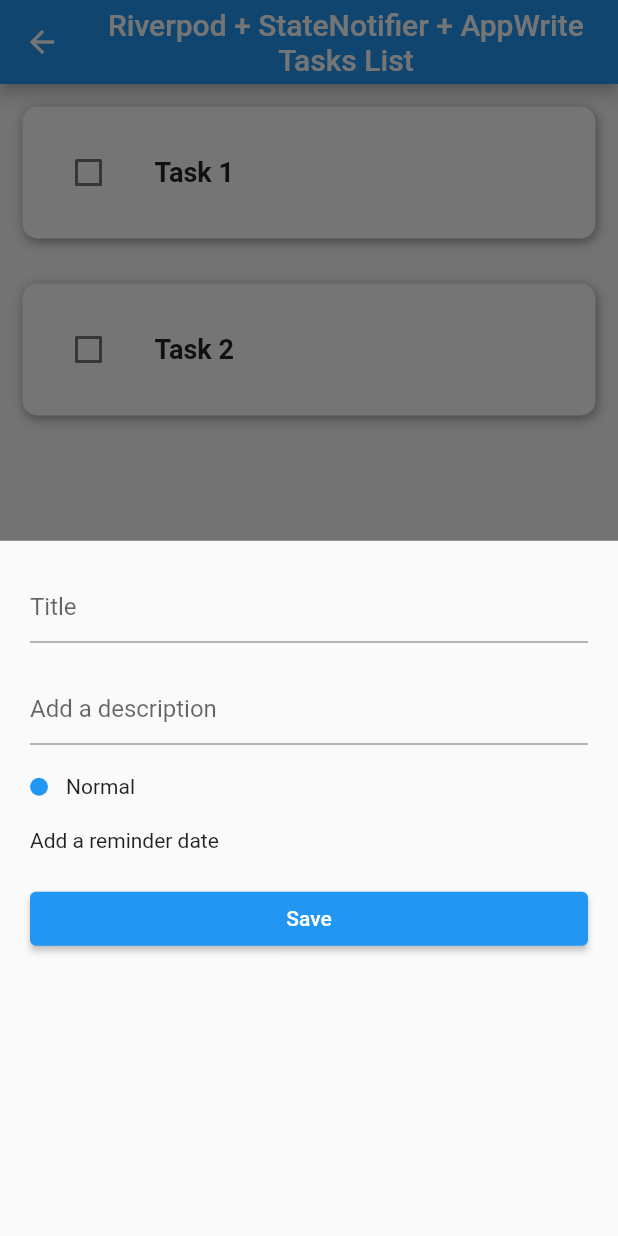
After one commit to jon-mly/flutter_appwrite_demo, a Flutter app: the TaskListPage screen opened directly, after a tap on the "add" icon, on a phone screen of 412 x 824 dp. The commit adds this screen. Run offline on Flutter 3.47's test engine with Material 2 defaults, Android fonts, the phone set to English and light mode, and no system bars; our stand-ins replace copy_with_extension, flutter_riverpod.

Commit message:
further Riverpod implementation with basic bottom sheet layout, creating endpoints for AppWrite implem

```diff
--- a/app/lib/app/auth/auth_page.dart
+++ b/app/lib/app/auth/auth_page.dart
@@ -1,4 +1,4 @@
-import 'package:appwrite_demo/app/auth/auth_state.dart';
+import 'package:appwrite_demo/app/auth/data/auth_state.dart';
 import 'package:appwrite_demo/app/auth/providers/auth_providers.dart';
 import 'package:appwrite_demo/app/tasks/tasks_list_page.dart';
 import 'package:flutter/material.dart';
--- a/app/lib/app/auth/notifier/auth_notifier.dart
+++ b/app/lib/app/auth/notifier/auth_notifier.dart
@@ -1,4 +1,4 @@
-import 'package:appwrite_demo/app/auth/auth_state.dart';
+import 'package:appwrite_demo/app/auth/data/auth_state.dart';
 import 'package:appwrite_demo/services/auth/auth_service.dart';
 import 'package:flutter_riverpod/flutter_riverpod.dart';
 
--- a/app/lib/app/auth/providers/auth_providers.dart
+++ b/app/lib/app/auth/providers/auth_providers.dart
@@ -1,4 +1,4 @@
-import 'package:appwrite_demo/app/auth/auth_state.dart';
+import 'package:appwrite_demo/app/auth/data/auth_state.dart';
 import 'package:appwrite_demo/app/auth/notifier/auth_notifier.dart';
 import 'package:appwrite_demo/services/auth/auth_service.dart';
 import 'package:flutter_riverpod/flutter_riverpod.dart';
--- /dev/null
+++ b/app/lib/app/tasks/data/task_editing_state.dart
@@ -0,0 +1,18 @@
+import 'package:appwrite_demo/models/classes/task.dart';
+import 'package:copy_with_extension/copy_with_extension.dart';
+
+part 'task_editing_state.g.dart';
+
+@CopyWith()
+class TaskEditingState {
+  Task task;
+  TaskEditingStatus status;
+
+  TaskEditingState(
+      {required this.task, this.status = TaskEditingStatus.initial});
+
+  factory TaskEditingState.edit(Task task) => TaskEditingState(task: task);
+  factory TaskEditingState.create() => TaskEditingState(task: Task.empty());
+}
+
+enum TaskEditingStatus { initial, loading, success }
--- /dev/null
+++ b/app/lib/app/tasks/data/tasks_list_state.dart
@@ -0,0 +1,17 @@
+import 'package:appwrite_demo/models/classes/task.dart';
+import 'package:copy_with_extension/copy_with_extension.dart';
+
+part 'tasks_list_state.g.dart';
+
+@CopyWith()
+class TaskListState {
+  final List<Task> tasks;
+  final TaskListStatus status;
+
+  TaskListState({required this.tasks, required this.status});
+
+  factory TaskListState.initial() =>
+      TaskListState(tasks: [], status: TaskListStatus.initial);
+}
+
+enum TaskListStatus { initial, loading, loaded, failed }
--- /dev/null
+++ b/app/lib/app/tasks/notifier/task_editing_notifier.dart
@@ -0,0 +1,37 @@
+import 'package:appwrite_demo/app/tasks/data/task_editing_state.dart';
+import 'package:appwrite_demo/models/classes/task.dart';
+import 'package:appwrite_demo/models/enums/task_priority.dart';
+import 'package:appwrite_demo/services/tasks/tasks_service.dart';
+import 'package:flutter_riverpod/flutter_riverpod.dart';
+
+class TaskEditingNotifier extends StateNotifier<TaskEditingState> {
+  TaskEditingNotifier({required ITasksService service, Task? initialTask})
+      : _service = service,
+        super((initialTask != null)
+            ? TaskEditingState.edit(initialTask)
+            : TaskEditingState.create());
+
+  final ITasksService _service;
+
+  //
+  // User Actions
+  //
+
+  void registerSelectedPriority(TaskPriority priority) {}
+
+  void registerSelectedReminderDate(DateTime date) {}
+
+  //
+  // Service Actions
+  //
+
+  Future<void> saveTask() async {
+    state = state.copyWith(status: TaskEditingStatus.loading);
+
+    await Future.delayed(const Duration(seconds: 2)).then((value) {
+      state = state.copyWith(status: TaskEditingStatus.success);
+    });
+
+    // TODO: if doc exists, edit, else save
+  }
+}
--- a/app/lib/app/tasks/notifier/task_list_notifier.dart
+++ b/app/lib/app/tasks/notifier/task_list_notifier.dart
@@ -1,4 +1,4 @@
-import 'package:appwrite_demo/app/tasks/tasks_list_state.dart';
+import 'package:appwrite_demo/app/tasks/data/tasks_list_state.dart';
 import 'package:appwrite_demo/models/classes/task.dart';
 import 'package:appwrite_demo/services/tasks/tasks_service.dart';
 import 'package:flutter_riverpod/flutter_riverpod.dart';
@@ -18,20 +18,22 @@ class TaskListNotifier extends StateNotifier<TaskListState> {
     // Internal update
     List<Task> tasks = state.tasks;
     tasks.firstWhere((task) => task.id == id).done = selected;
-    state = TaskListState(tasks: tasks, isLoading: false);
+    state = state.copyWith(tasks: tasks);
 
-    // Implement
+    // Implement AppWrite
   }
 
+  Future<void> deleteTask(Task task) async {}
+
   Future<void> getTasks() async {
-    state = TaskListState(tasks: state.tasks, isLoading: true);
+    state = state.copyWith(status: TaskListStatus.loading);
 
     try {
       await _service.getTasks().then((List<Task> tasks) {
-        state = TaskListState(tasks: tasks, isLoading: false);
+        state = state.copyWith(tasks: tasks, status: TaskListStatus.loaded);
       });
     } catch (e) {
-      state = TaskListState(tasks: state.tasks, isLoading: false);
+      state = state.copyWith(status: TaskListStatus.failed);
       // Error handling to set up
     }
   }
--- a/app/lib/app/tasks/providers/task_list_providers.dart
+++ b/app/lib/app/tasks/providers/task_list_providers.dart
@@ -1,13 +1,29 @@
+import 'package:appwrite_demo/app/tasks/data/task_editing_state.dart';
+import 'package:appwrite_demo/app/tasks/data/tasks_list_state.dart';
+import 'package:appwrite_demo/app/tasks/notifier/task_editing_notifier.dart';
 import 'package:appwrite_demo/app/tasks/notifier/task_list_notifier.dart';
-import 'package:appwrite_demo/app/tasks/tasks_list_state.dart';
+import 'package:appwrite_demo/models/classes/task.dart';
 import 'package:appwrite_demo/services/tasks/tasks_service.dart';
 import 'package:flutter_riverpod/flutter_riverpod.dart';
 
-// StateNotifier
-final tasksListProvider =
+// Service
+
+final _tasksServiceProvider =
+    Provider.autoDispose<ITasksService>((ref) => TasksService());
+
+// Task List Page
+
+final tasksListStateProvider =
     StateNotifierProvider.autoDispose<TaskListNotifier, TaskListState>(
         (ref) => TaskListNotifier(service: ref.watch(_tasksServiceProvider)));
 
-// Service Provider
-final _tasksServiceProvider =
-    Provider.autoDispose<ITasksService>((ref) => TasksService());
+final tasksListProvider = Provider.autoDispose<List<Task>>(
+    (ref) => ref.watch(tasksListStateProvider).tasks);
+
+// Task Editing Page
+
+final taskEditingProviderFamily = StateNotifierProvider.autoDispose
+    .family<TaskEditingNotifier, TaskEditingState, Task?>((ref, editedTask) =>
+        TaskEditingNotifier(
+            initialTask: editedTask,
+            service: ref.watch(_tasksServiceProvider)));
--- a/app/lib/app/tasks/tasks_list_page.dart
+++ b/app/lib/app/tasks/tasks_list_page.dart
@@ -1,5 +1,6 @@
+import 'package:appwrite_demo/app/tasks/data/tasks_list_state.dart';
 import 'package:appwrite_demo/app/tasks/providers/task_list_providers.dart';
-import 'package:appwrite_demo/app/tasks/tasks_list_state.dart';
+import 'package:appwrite_demo/app/tasks/widget/task_edit_bottom_sheet.dart';
 import 'package:appwrite_demo/app/tasks/widget/task_tile.dart';
 import 'package:appwrite_demo/models/classes/task.dart';
 import 'package:flutter/material.dart';
@@ -13,20 +14,47 @@ class TaskListPage extends ConsumerStatefulWidget {
 }
 
 class _TaskListPageState extends ConsumerState<TaskListPage> {
+  //
+  // ########## Lifecycle
+  //
+
   @override
   void initState() {
     super.initState();
 
-    ref.read(tasksListProvider.notifier).getTasks();
+    ref.read(tasksListStateProvider.notifier).getTasks();
+  }
+
+  //
+  // ########## Navigation
+  //
+
+  void _presentAddTaskPopup() {
+    showModalBottomSheet(
+        context: context,
+        builder: (context) {
+          return const TaskEditBottomSheet();
+        });
+  }
+
+  void _presentEditTaskPopup(Task task) {
+    showModalBottomSheet(
+        context: context,
+        builder: (context) {
+          return TaskEditBottomSheet(editedTask: task);
+        });
   }
 
   //
   // ########## Events
   //
 
-  void _toggleTaskCheckbox(String taskId, bool selected) {
-    ref.read(tasksListProvider.notifier).toggleTask(taskId, selected);
+  void _toggleTaskCheckbox(String? taskId, bool selected) {
+    if (taskId == null) return;
+    ref.read(tasksListStateProvider.notifier).toggleTask(taskId, selected);
   }
+
+  void _deleteTask(Task task) {}
 
   //
   // ########## UI
@@ -35,12 +63,14 @@ class _TaskListPageState extends ConsumerState<TaskListPage> {
   Widget _buildTaskTile(Task task) {
     return TaskTile(
         task: task,
+        onTap: () => _presentEditTaskPopup(task),
         onToggled: (bool selected) => _toggleTaskCheckbox(task.id, selected));
   }
 
   Widget _buildTasksList(TaskListState state) {
     return ListView.builder(
-        itemCount: state.tasks.length + ((state.isLoading) ? 1 : 0),
+        itemCount: state.tasks.length +
+            ((state.status == TaskListStatus.loading) ? 1 : 0),
         itemBuilder: (context, index) {
           if (index == state.tasks.length) {
             return const CircularProgressIndicator();
@@ -54,22 +84,27 @@ class _TaskListPageState extends ConsumerState<TaskListPage> {
       child: Column(
         children: [
           const Text("such empty..."),
-          if (state.isLoading) const CircularProgressIndicator()
+          if (state.status == TaskListStatus.loading)
+            const CircularProgressIndicator()
         ],
       ),
     );
   }
 
-  Widget _buildBody(TaskListState state) {
+  Widget _buildBody() {
+    final TaskListState state = ref.watch(tasksListStateProvider);
     if (state.tasks.isEmpty) return _buildEmptyList(state);
     return _buildTasksList(state);
   }
 
   @override
   Widget build(BuildContext context) {
-    final TaskListState state = ref.watch(tasksListProvider);
     return Scaffold(
-      body: _buildBody(state),
+      body: _buildBody(),
+      floatingActionButton: FloatingActionButton(
+        child: const Icon(Icons.add),
+        onPressed: _presentAddTaskPopup,
+      ),
       appBar: AppBar(
         title: Column(
           children: const [
--- /dev/null
+++ b/app/lib/app/tasks/widget/task_edit_bottom_sheet.dart
@@ -0,0 +1,202 @@
+import 'package:appwrite_demo/app/tasks/data/task_editing_state.dart';
+import 'package:appwrite_demo/app/tasks/notifier/task_editing_notifier.dart';
+import 'package:appwrite_demo/app/tasks/providers/task_list_providers.dart';
+import 'package:appwrite_demo/models/classes/task.dart';
+import 'package:appwrite_demo/models/enums/task_priority.dart';
+import 'package:appwrite_demo/models/ui_data/task_priority_ui_data.dart';
+import 'package:flutter/material.dart';
+import 'package:flutter_riverpod/flutter_riverpod.dart';
+
+class TaskEditBottomSheet extends ConsumerStatefulWidget {
+  final Task? editedTask;
+
+  const TaskEditBottomSheet({Key? key, this.editedTask}) : super(key: key);
+
+  @override
+  _TaskEditBottomSheetState createState() => _TaskEditBottomSheetState();
+}
+
+class _TaskEditBottomSheetState extends ConsumerState<TaskEditBottomSheet> {
+  final TextEditingController _titleEditingController = TextEditingController();
+  final TextEditingController _textEditingController = TextEditingController();
+
+  bool _priorityAccordionOpen = false;
+
+  AutoDisposeStateNotifierProvider<TaskEditingNotifier, TaskEditingState>
+      get provider => taskEditingProviderFamily(widget.editedTask);
+
+  //
+  // ######### Lifecycle
+  //
+
+  @override
+  void initState() {
+    super.initState();
+
+    final Task? initialTask = ref.read(provider).task;
+
+    if (initialTask != null) {
+      _titleEditingController.text = initialTask.text ?? "";
+      _titleEditingController.text = initialTask.title ?? "";
+    }
+  }
+
+  @override
+  void dispose() {
+    _titleEditingController.dispose();
+    _textEditingController.dispose();
+    super.dispose();
+  }
+
+  //
+  // ######### UI Events
+  //
+
+  void _togglePriorityAccordion() {
+    setState(() {
+      _priorityAccordionOpen = !_priorityAccordionOpen;
+    });
+  }
+
+  void _presentReminderDateSelection() async {
+    final DateTime? picked = await showDatePicker(
+        context: context,
+        initialDate: DateTime.now(),
+        firstDate: DateTime.now(),
+        lastDate: DateTime(2025));
+    if (picked == null) return;
+    _setSelectedReminderDate(picked);
+  }
+
+  //
+  // ######### Events
+  //
+
+  void _selectPriority(TaskPriority priority) {
+    ref.read(provider.notifier).registerSelectedPriority(priority);
+  }
+
+  void _setSelectedReminderDate(DateTime date) {
+    ref.read(provider.notifier).registerSelectedReminderDate(date);
+  }
+
+  Future<void> _saveTask() async {
+    await ref.read(provider.notifier).saveTask();
+
+    TaskEditingStatus status = ref.read(provider).status;
+    if (status == TaskEditingStatus.success) {
+      Navigator.of(context).pop();
+    }
+  }
+
+  //
+  // ######### UI
+  //
+
+  Widget _buildTitleField() {
+    return TextField(
+      controller: _titleEditingController,
+      decoration: const InputDecoration(hintText: "Title"),
+    );
+  }
+
+  Widget _buildTextField() {
+    return TextField(
+      controller: _textEditingController,
+      decoration: const InputDecoration(hintText: "Add a description"),
+    );
+  }
+
+  Widget _buildPrioritySelector() {
+    const TaskPriority priority = TaskPriority.normal;
+    final TaskPriorityUiElements priorityUiElements =
+        TaskPriorityUiElements.priority(priority);
+    return Column(
+      children: [
+        InkWell(
+            onTap: _togglePriorityAccordion,
+            child: Row(
+              children: [
+                Container(
+                  width: 12,
+                  height: 12,
+                  decoration: BoxDecoration(
+                      shape: BoxShape.circle, color: priorityUiElements.color),
+                ),
+                const Padding(padding: EdgeInsets.only(left: 12)),
+                Text(priorityUiElements.title)
+              ],
+            )),
+        (_priorityAccordionOpen)
+            ? _buildPrioritySelectorAccordion()
+            : Container(),
+      ],
+    );
+  }
+
+  Widget _buildPrioritySelectorAccordion() {
+    return Column(
+      children: TaskPriority.values.map((priority) {
+        final TaskPriorityUiElements priorityUiElements =
+            TaskPriorityUiElements.priority(priority);
+        return InkWell(
+          onTap: () => _selectPriority(priority),
+          child: Row(
+            children: [
+              Container(
+                width: 10,
+                height: 10,
+                decoration: BoxDecoration(
+                    shape: BoxShape.circle, color: priorityUiElements.color),
+              ),
+              const Padding(padding: EdgeInsets.only(left: 12)),
+              Text(priorityUiElements.title)
+            ],
+          ),
+        );
+      }).toList(),
+    );
+  }
+
+  Widget _buildReminderDate() {
+    bool isDateSelected = false;
+    return InkWell(
+      onTap: _presentReminderDateSelection,
+      child: (isDateSelected)
+          ? Text(DateTime.now().toString())
+          : const Text("Add a reminder date"),
+    );
+  }
+
+  Widget _buildSaveButton() {
+    final status =
+        ref.watch(provider.select((TaskEditingState state) => state.status));
+    return ElevatedButton(
+      onPressed: _saveTask,
+      child: (status == TaskEditingStatus.loading)
+          ? const CircularProgressIndicator()
+          : const Text("Save"),
+    );
+  }
+
+  @override
+  Widget build(BuildContext context) {
+    final List<Widget> sheetWidgetList = [
+      _buildTitleField(),
+      _buildTextField(),
+      _buildPrioritySelector(),
+      _buildReminderDate(),
+      _buildSaveButton(),
+    ];
+
+    return Padding(
+      padding: const EdgeInsets.all(20),
+      child: ListView.separated(
+        itemCount: sheetWidgetList.length,
+        itemBuilder: (_, index) => sheetWidgetList[index],
+        separatorBuilder: (_, __) =>
+            const Padding(padding: EdgeInsets.only(bottom: 20)),
+      ),
+    );
+  }
+}
--- a/app/lib/app/tasks/widget/task_tile.dart
+++ b/app/lib/app/tasks/widget/task_tile.dart
@@ -2,10 +2,15 @@ import 'package:appwrite_demo/models/classes/task.dart';
 import 'package:flutter/material.dart';
 
 class TaskTile extends StatelessWidget {
-  const TaskTile({Key? key, required this.task, required this.onToggled})
+  const TaskTile(
+      {Key? key,
+      required this.task,
+      required this.onToggled,
+      required this.onTap})
       : super(key: key);
 
   final Task task;
+  final VoidCallback onTap;
   final ValueChanged<bool> onToggled;
 
   //
@@ -32,7 +37,7 @@ class TaskTile extends StatelessWidget {
         crossAxisAlignment: CrossAxisAlignment.start,
         children: [
           Text(
-            task.title,
+            task.title ?? "",
             style: const TextStyle(fontWeight: FontWeight.w700, fontSize: 18),
           ),
           if (task.text != null) Text(task.text!)
@@ -55,6 +60,8 @@ class TaskTile extends StatelessWidget {
                 blurRadius: 6,
                 offset: const Offset(1, 2))
           ]),
+      child: InkWell(
+        onTap: onTap,
         child: Row(
           children: [
             _buildCheckboxPart(),
@@ -62,6 +69,7 @@ class TaskTile extends StatelessWidget {
             _buildDatesPart()
           ],
         ),
+      ),
     );
   }
 }
--- a/app/lib/models/classes/task.dart
+++ b/app/lib/models/classes/task.dart
@@ -1,26 +1,28 @@
 import 'package:appwrite_demo/models/enums/task_priority.dart';
 
 class Task {
-  String id = "";
-  String title = "";
+  String? id;
+  String? title;
   String? text;
   String? userId;
-  bool done = false;
-  TaskPriority priority = TaskPriority.normal;
-  DateTime date = DateTime.now();
+  late bool done;
+  late TaskPriority priority;
+  DateTime? date;
   DateTime? reminderDate;
   DateTime? doneDate;
 
   Task(
-      {required this.id,
-      required this.title,
+      {this.id,
+      this.title,
       this.text,
       this.userId,
-      required this.done,
-      required this.priority,
-      required this.date,
+      this.done = false,
+      this.priority = TaskPriority.normal,
+      this.date,
       this.reminderDate,
       this.doneDate});
+
+  factory Task.empty() => Task();
 
   Task.fromMap(Map<String, dynamic> map) {
     id = map[_TaskMapKeys.idKey];
--- /dev/null
+++ b/app/lib/models/ui_data/task_priority_ui_data.dart
@@ -0,0 +1,31 @@
+import 'package:appwrite_demo/models/enums/task_priority.dart';
+import 'package:flutter/material.dart';
+
+class TaskPriorityUiElements {
+  final String title;
+  final Color color;
+
+  const TaskPriorityUiElements._(this.title, this.color);
+
+  factory TaskPriorityUiElements.priority(TaskPriority priority) {
+    switch (priority) {
+      case TaskPriority.normal:
+        return _normal;
+      case TaskPriority.warning:
+        return _warning;
+      case TaskPriority.important:
+        return _important;
+      case TaskPriority.urgent:
+        return _urgent;
+    }
+  }
+
+  static const TaskPriorityUiElements _normal =
+      TaskPriorityUiElements._("Normal", Colors.blue);
+  static const TaskPriorityUiElements _warning =
+      TaskPriorityUiElements._("Warning", Colors.lime);
+  static const TaskPriorityUiElements _important =
+      TaskPriorityUiElements._("Important", Colors.lime);
+  static const TaskPriorityUiElements _urgent =
+      TaskPriorityUiElements._("Urgent", Colors.redAccent);
+}
--- a/app/lib/services/tasks/tasks_service.dart
+++ b/app/lib/services/tasks/tasks_service.dart
@@ -3,6 +3,9 @@ import 'package:appwrite_demo/models/enums/task_priority.dart';
 
 abstract class ITasksService {
   Future<List<Task>> getTasks();
+  Future<void> addTask(Task task);
+  Future<void> updateTask(Task task);
+  Future<void> deleteTask(Task task);
 }
 
 class TasksService implements ITasksService {
@@ -23,4 +26,22 @@ class TasksService implements ITasksService {
               date: DateTime.utc(2021, 10, 13)),
         ]);
   }
+
+  @override
+  Future<void> addTask(Task task) {
+    // TODO: implement addTask
+    throw UnimplementedError();
+  }
+
+  @override
+  Future<void> updateTask(Task task) {
+    // TODO: implement updateTask
+    throw UnimplementedError();
+  }
+
+  @override
+  Future<void> deleteTask(Task task) {
+    // TODO: implement deleteTask
+    throw UnimplementedError();
+  }
 }
```
Also changed, not shown: app/lib/app/tasks/tasks_list_state.dart (deleted, +0 -10 lines), app/lib/app/auth/data/auth_state.dart (renamed from app/lib/app/auth/auth_state.dart), app/lib/app/auth/data/auth_state.g.dart (renamed from app/lib/app/auth/auth_state.g.dart), app/lib/app/tasks/data/task_editing_state.g.dart (added), app/lib/app/tasks/data/tasks_list_state.g.dart (added). Lines whose indentation alone changed are shown as unchanged.
